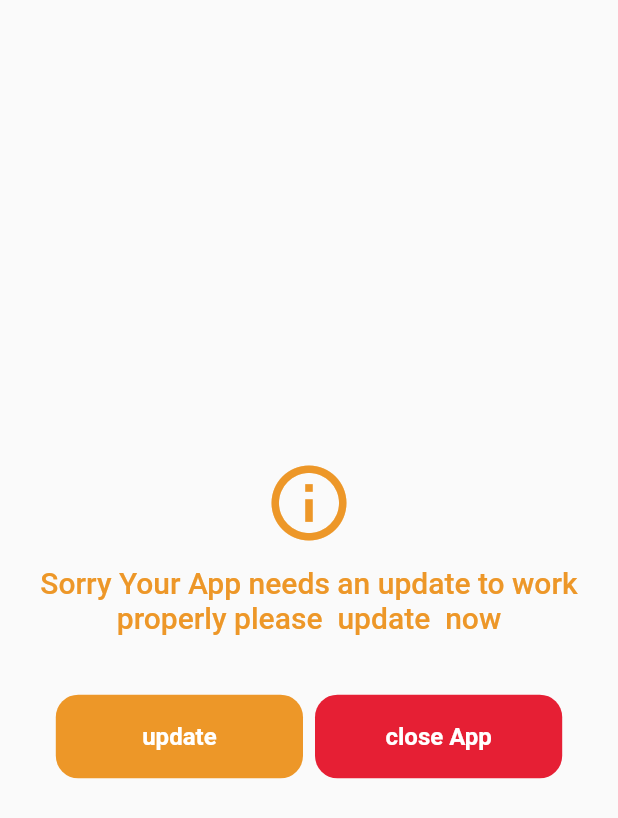
After one commit to El-fadaly/squadio, a Flutter app: the AppUpdateScreen screen opened directly, on a phone screen of 412 x 824 dp. The commit adds this screen. Shown: the top 818 px of the screen. Run offline on Flutter 3.47's test engine with Material 2 defaults, Android fonts, the phone set to English and light mode, and no system bars; our stand-ins replace cached_network_image, carousel_slider, connectivity_plus, dio, firebase_core, firebase_remote_config and 7 more; accounts and stored records are empty; network calls fail; Roboto replaces fonts that are missing (Cairo).

Commit message:
adding  remote  config  to check for  important updates

```diff
--- a/lib/business_logic/view_models/home_view_model.dart
+++ b/lib/business_logic/view_models/home_view_model.dart
@@ -1,6 +1,8 @@
 import 'package:connectivity_plus/connectivity_plus.dart';
+import 'package:firebase_core/firebase_core.dart';
 import 'package:flutter/material.dart';
 import 'package:flutter_easyloading/flutter_easyloading.dart';
+import 'package:package_info_plus/package_info_plus.dart';
 import 'package:squadio/business_logic/models/pooular_persons/images/images_model.dart';
 import 'package:squadio/business_logic/models/pooular_persons/images/profile_model.dart';
 import 'package:squadio/business_logic/models/pooular_persons/person_model.dart';
@@ -9,12 +11,16 @@ import 'package:squadio/business_logic/view_models/profile_view_model.dart';
 import 'package:squadio/services/api_services/popular_people_api_service/popular_people_api_service.dart';
 import 'package:squadio/services/database_services/popular_people_database_service/popular_people_database_service.dart';
 import 'package:squadio/services/dio_base_service/http_service.dart';
+import 'package:squadio/services/remote_config_service/remote_config_service.dart';
 import 'package:squadio/services/service_locator.dart';
+import 'package:squadio/services/update_checker_service/update_checker_service.dart';
 import 'package:squadio/views/resources/assets_manager.dart';
 import 'package:squadio/views/screens/person_details_screen.dart';
 import 'package:squadio/views/screens/profile_screen.dart';
 
 class HomeViewModel with ChangeNotifier {
+  var updateCheckerService = serviceLocator<UpdateCheckerService>();
+  var remoteConfigService = serviceLocator<RemoteConfigService>();
   var apiService = serviceLocator<PopularPeopleApiService>();
   var databaseService = serviceLocator<PopularPeopleDatabaseService>();
   var httpService = HttpService();
@@ -42,7 +48,12 @@ class HomeViewModel with ChangeNotifier {
   }
 
   void onClose() {
+    print("on close ");
     scrollController.dispose();
+  }
+
+  Future<bool> needToUpDate() async {
+    return updateCheckerService.updateCheck();
   }
 
   void setScrollControllerListener(context) {
--- a/lib/main.dart
+++ b/lib/main.dart
@@ -5,7 +5,6 @@ import 'package:hive_flutter/adapters.dart';
 import 'package:provider/provider.dart';
 import 'package:squadio/business_logic/view_models/home_view_model.dart';
 import 'package:squadio/config/custom_animation.dart';
-import 'package:squadio/services/download_image_service/download_image_service.dart';
 import 'package:squadio/services/service_locator.dart';
 import 'package:squadio/views/resources/routes_manager.dart';
 import 'package:squadio/views/resources/theme_manager.dart';
@@ -14,10 +13,9 @@ import 'package:squadio/views/screens/home_screen.dart';
 void main() async {
   WidgetsFlutterBinding.ensureInitialized();
   await Hive.initFlutter();
-  setupServiceLocator();
+  await setupServiceLocator();
   runApp(MyApp());
 }
-
 
 void configLoading() {
   EasyLoading.instance
--- a/lib/services/download_image_service/download_image_service.dart
+++ b/lib/services/download_image_service/download_image_service.dart
@@ -1,9 +1,10 @@
 import 'package:gallery_saver/gallery_saver.dart';
+import 'package:squadio/views/resources/constants_manager.dart';
 
 Future<bool> downloadImageByUrl(profilePath) async {
   try {
     var response = await GallerySaver.saveImage(
-        'http://image.tmdb.org/t/p/original$profilePath');
+        '${AppConstants.imageDetailsUrl}$profilePath');
     return response ?? false;
   } catch (e) {
     print("exception in downloading  image  $e");
--- /dev/null
+++ b/lib/services/remote_config_service/remote_config_service.dart
@@ -0,0 +1,25 @@
+import 'package:firebase_remote_config/firebase_remote_config.dart';
+import 'package:squadio/views/resources/constants_manager.dart';
+
+class RemoteConfigService {
+  final FirebaseRemoteConfig _remoteConfig = FirebaseRemoteConfig.instance;
+
+  final defaults = <String, dynamic>{AppConstants.remoteConfigKey: "1.0.1"};
+
+  String get getEnforcedVersion =>
+      _remoteConfig.getString(AppConstants.remoteConfigKey);
+
+  Future initialise() async {
+    try {
+      await _remoteConfig.setDefaults(defaults);
+      await _fetchAndActivate();
+    } catch (exception) {
+      print(
+          'Unable to fetch remote config. Cached or default values will be used $exception)');
+    }
+  }
+
+  Future _fetchAndActivate() async {
+    await _remoteConfig.fetchAndActivate();
+  }
+}
--- /dev/null
+++ b/lib/views/components/app_update_screen/custom_circle_button.dart
@@ -0,0 +1,46 @@
+import 'package:flutter/material.dart';
+import 'package:squadio/config/size_config.dart';
+import 'package:squadio/views/components/custom_text_widget.dart';
+import 'package:squadio/views/resources/values_manager.dart';
+
+class CustomCircleButton extends StatelessWidget {
+  final double height;
+  final double width;
+  final String text;
+  final Color color;
+  final double? circleRadius;
+  final Function() onTap;
+
+  const CustomCircleButton({
+    Key? key,
+    required this.height,
+    required this.width,
+    required this.text,
+    required this.color,
+    this.circleRadius,
+    required this.onTap,
+  }) : super(key: key);
+  @override
+  Widget build(BuildContext context) {
+    return InkWell(
+      onTap: onTap,
+      child: Container(
+        height: height,
+        width: width,
+        padding: EdgeInsets.all(
+            SizeConfig.getProportionateScreenWidth(AppPadding.p5)),
+        decoration: BoxDecoration(
+          borderRadius:
+              BorderRadius.circular(circleRadius ?? AppBorderRadius.r25),
+          color: color,
+        ),
+        child: Center(
+          child: CustomText(
+            text: text,
+            fontColor: Colors.white,
+          ),
+        ),
+      ),
+    );
+  }
+}
--- a/lib/views/components/custom_text_widget.dart
+++ b/lib/views/components/custom_text_widget.dart
@@ -7,6 +7,7 @@ class CustomText extends StatelessWidget {
   final double fontSize;
   final FontWeight fontWeight;
   final int? maxLines;
+  final TextAlign? textAlign;
   const CustomText({
     Key? key,
     required this.text,
@@ -14,7 +15,9 @@ class CustomText extends StatelessWidget {
     this.fontWeight = FontWeight.bold,
     this.maxLines,
     this.fontColor = Colors.grey,
+    this.textAlign,
   }) : super(key: key);
+
   @override
   Widget build(BuildContext context) {
     return Text(
@@ -22,6 +25,7 @@ class CustomText extends StatelessWidget {
       overflow: TextOverflow.ellipsis,
       textScaleFactor: 1.0,
       maxLines: maxLines ?? 2,
+      textAlign: textAlign,
       style: TextStyle(
         color: fontColor,
         fontSize: fontSize,
--- a/lib/views/resources/constants_manager.dart
+++ b/lib/views/resources/constants_manager.dart
@@ -16,4 +16,11 @@ class AppConstants {
   static const String imageDetailsUrl = "http://image.tmdb.org/t/p/original";
   static const String dataBaseKey = "popularPersonResponse";
   static const String dataBaseBoxName = 'dataBox';
+
+  static const String remoteConfigKey = "enforced_min_version";
+
+  static const String playStoreLink =
+      "https://play.google.com/store/apps/details?id=com.example.squadio.squadio";
+  static const String appStoreLink =
+      "market://details?id=com.example.squadio.squadio";
 }
--- a/lib/views/resources/strings_manager.dart
+++ b/lib/views/resources/strings_manager.dart
@@ -6,4 +6,7 @@ class AppStrings {
   static const downloadedImage = "image downloaded successfully";
   static const downloadedImageErrorMessage =
       " something  went  wrong while downloading  image  please try again";
+
+  static const closeApp = "close App";
+  static const update = "update";
 }
--- /dev/null
+++ b/lib/views/screens/app_update_screen.dart
@@ -0,0 +1,76 @@
+import 'package:flutter/material.dart';
+import 'package:flutter/services.dart';
+import 'package:squadio/business_logic/view_models/app_update_view_model.dart';
+import 'package:squadio/config/size_config.dart';
+import 'package:squadio/services/service_locator.dart';
+import 'package:squadio/views/components/app_update_screen/custom_circle_button.dart';
+import 'package:squadio/views/components/custom_text_widget.dart';
+import 'package:squadio/views/resources/color_manager.dart';
+import 'package:squadio/views/resources/font_manager.dart';
+import 'package:squadio/views/resources/strings_manager.dart';
+import 'package:squadio/views/resources/values_manager.dart';
+
+class AppUpdateScreen extends StatelessWidget {
+  AppUpdateScreen({Key? key}) : super(key: key);
+
+  var appUpdateModel = serviceLocator<AppUpdateViewModel>();
+
+  @override
+  Widget build(BuildContext context) {
+    return Scaffold(
+      body: SafeArea(
+        child: Padding(
+          padding: const EdgeInsets.all(10.0),
+          child: Column(
+            mainAxisAlignment: MainAxisAlignment.center,
+            children: [
+              Icon(
+                Icons.info_outline,
+                color: ColorManager.primary,
+                size: AppSize.s60,
+              ),
+              const SizedBox(
+                height: AppSize.s12,
+              ),
+              CustomText(
+                text:
+                    "Sorry Your App needs an update to work properly please  update  now ",
+                fontColor: ColorManager.primary,
+                fontSize: FontSize.s20,
+                fontWeight: FontWeightManager.medium,
+                textAlign: TextAlign.center,
+              ),
+              const SizedBox(
+                height: AppSize.s40,
+              ),
+              Row(
+                mainAxisAlignment: MainAxisAlignment.center,
+                children: [
+                  CustomCircleButton(
+                    height: SizeConfig.getProportionateScreenHeight(55),
+                    width: SizeConfig.getProportionateScreenWidth(150),
+                    circleRadius: AppBorderRadius.r15,
+                    text: AppStrings.update,
+                    color: ColorManager.primary,
+                    onTap: appUpdateModel.onUpdateAppTapped,
+                  ),
+                  const SizedBox(
+                    width: AppSize.s8,
+                  ),
+                  CustomCircleButton(
+                    height: SizeConfig.getProportionateScreenHeight(55),
+                    width: SizeConfig.getProportionateScreenWidth(150),
+                    circleRadius: AppBorderRadius.r15,
+                    text: AppStrings.closeApp,
+                    color: ColorManager.error,
+                    onTap: appUpdateModel.onExitAppTapped,
+                  ),
+                ],
+              )
+            ],
+          ),
+        ),
+      ),
+    );
+  }
+}
```
Also changed, not shown: lib/business_logic/view_models/app_update_view_model.dart (added, +25 -0 lines), lib/services/service_locator.dart (+17 -1 lines), lib/services/update_checker_service/current_app_version_service.dart (added, +13 -0 lines), lib/services/update_checker_service/update_checker_service.dart (added, +41 -0 lines), lib/views/screens/home_screen.dart (+32 -4 lines), pubspec.yaml (+13 -2 lines), pubspec.lock, 5 other files.
